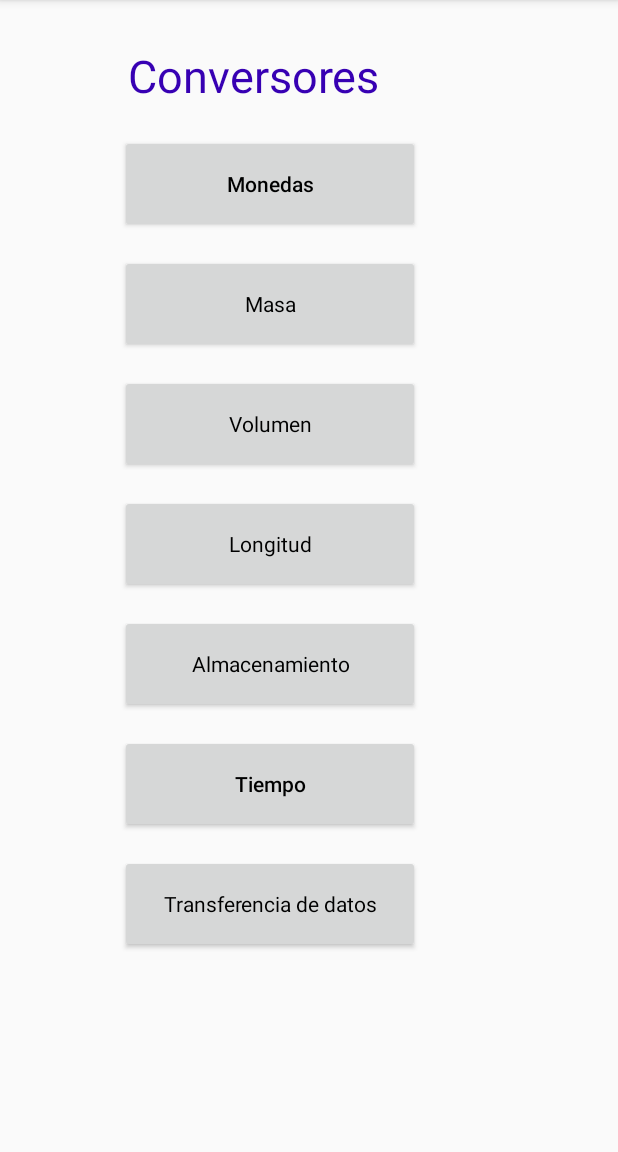
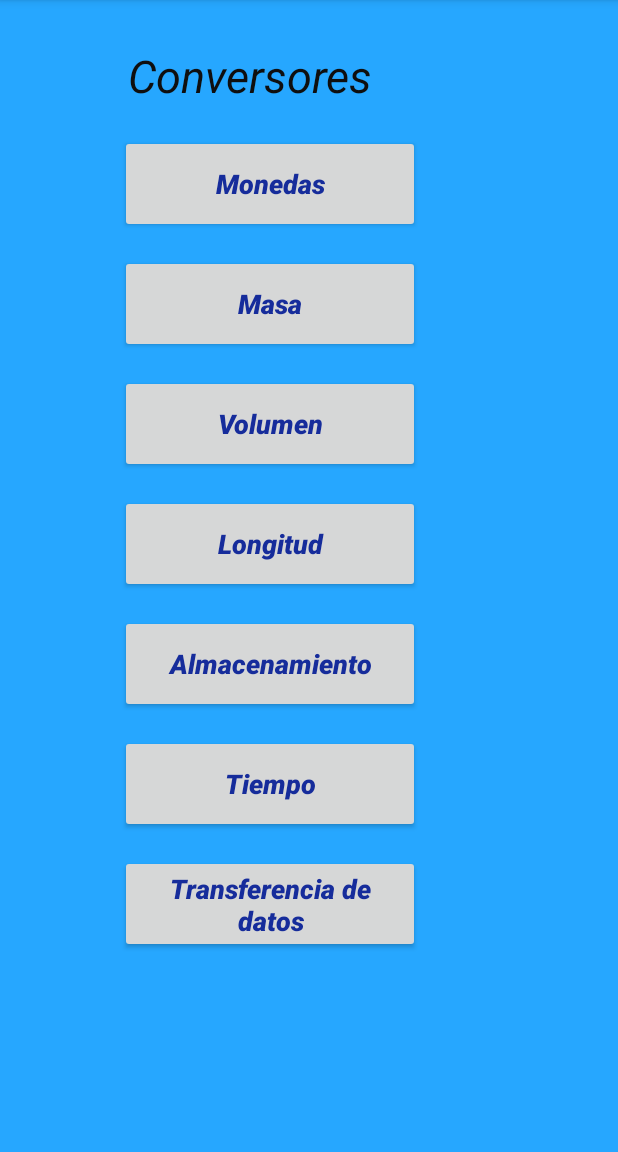
Before and after one commit to rosaorellana/Conversorees, an Android app: the screen it shows after launch (MainActivity), on a phone screen of 412 x 824 dp, the part 84-1236 px from its top. Run offline under Robolectric (Android 15) with nearby library versions, the phone set to English and light mode, and no system bars.

```diff
--- a/app/src/main/res/layout/activity_main.xml
+++ b/app/src/main/res/layout/activity_main.xml
@@ -4,6 +4,7 @@
     xmlns:tools="http://schemas.android.com/tools"
     android:layout_width="match_parent"
     android:layout_height="match_parent"
+    android:background="#26A7FF"
     tools:context=".MainActivity">
 
     <TextView
@@ -13,8 +14,10 @@
         android:layout_marginTop="30dp"
         android:fontFamily="sans-serif"
         android:text="Conversores"
-        android:textColor="#3700B3"
-        android:textSize="30dp" />
+        android:textAppearance="@style/TextAppearance.AppCompat.Medium"
+        android:textColor="#0F0F0F"
+        android:textSize="30dp"
+        android:textStyle="italic" />
 
     <Button
         android:id="@+id/btnMonedas"
@@ -23,10 +26,11 @@
         android:layout_height="65dp"
         android:layout_marginLeft="80dp"
         android:layout_marginTop="90dp"
+        android:fontFamily="sans-serif-black"
         android:text="Monedas"
-        android:textAppearance="@style/TextAppearance.AppCompat.Body2"
-        android:textColor="#000000"
-        />
+        android:textAppearance="@style/TextAppearance.AppCompat.Medium"
+        android:textColor="#162C9B"
+        android:textStyle="italic" />
 
     <Button
         android:id="@+id/btnMasa"
@@ -34,23 +38,23 @@
         android:layout_height="65dp"
         android:layout_marginLeft="80dp"
         android:layout_marginTop="170dp"
+        android:fontFamily="sans-serif-black"
         android:text="Masa"
-        android:fontFamily="sans-serif"
-        android:textColor="#000000"
-        android:textAppearance="@style/TextAppearance.AppCompat.Body2"
-        />
+        android:textAppearance="@style/TextAppearance.AppCompat.Medium"
+        android:textColor="#162C9B"
+        android:textStyle="italic" />
 
     <Button
         android:id="@+id/btnVolumen"
         android:layout_width="200dp"
         android:layout_height="65dp"
-        android:fontFamily="sans-serif"
         android:layout_marginLeft="80dp"
         android:layout_marginTop="250dp"
+        android:fontFamily="sans-serif-black"
         android:text="Volumen"
-        android:textColor="#000000"
-        android:textAppearance="@style/TextAppearance.AppCompat.Body2"
-        />
+        android:textAppearance="@style/TextAppearance.AppCompat.Medium"
+        android:textColor="#162C9B"
+        android:textStyle="italic" />
 
     <Button
         android:id="@+id/btnLongitud"
@@ -58,10 +62,11 @@
         android:layout_height="65dp"
         android:layout_marginLeft="80dp"
         android:layout_marginTop="330dp"
-        android:fontFamily="sans-serif"
+        android:fontFamily="sans-serif-black"
         android:text="Longitud"
-        android:textColor="#000000"
-        android:textAppearance="@style/TextAppearance.AppCompat.Body2" />
+        android:textAppearance="@style/TextAppearance.AppCompat.Medium"
+        android:textColor="#162C9B"
+        android:textStyle="italic" />
 
     <Button
         android:id="@+id/btnAlmacenamiento"
@@ -69,10 +74,11 @@
         android:layout_height="65dp"
         android:layout_marginLeft="80dp"
         android:layout_marginTop="410dp"
-        android:fontFamily="sans-serif"
+        android:fontFamily="sans-serif-black"
         android:text="Almacenamiento"
-        android:textColor="#000000"
-        android:textAppearance="@style/TextAppearance.AppCompat.Body2" />
+        android:textAppearance="@style/TextAppearance.AppCompat.Medium"
+        android:textColor="#162C9B"
+        android:textStyle="italic" />
 
     <Button
         android:id="@+id/btnTiempo"
@@ -80,9 +86,11 @@
         android:layout_height="65dp"
         android:layout_marginLeft="80dp"
         android:layout_marginTop="490dp"
+        android:fontFamily="sans-serif-black"
         android:text="Tiempo"
-        android:textColor="#000000"
-        android:textAppearance="@style/TextAppearance.AppCompat.Body2" />
+        android:textAppearance="@style/TextAppearance.AppCompat.Medium"
+        android:textColor="#162C9B"
+        android:textStyle="italic" />
 
     <Button
         android:id="@+id/btnTransdatos"
@@ -90,9 +98,10 @@
         android:layout_height="65dp"
         android:layout_marginLeft="80dp"
         android:layout_marginTop="570dp"
-        android:fontFamily="sans-serif"
+        android:fontFamily="sans-serif-black"
         android:text="Transferencia de datos"
-        android:textColor="#000000"
-        android:textAppearance="@style/TextAppearance.AppCompat.Body2"/>
+        android:textAppearance="@style/TextAppearance.AppCompat.Medium"
+        android:textColor="#162C9B"
+        android:textStyle="italic" />
 
 </RelativeLayout>
```
Also changed, not shown: app/src/main/java/com/example/conversorees/Almacenamiento.java (+24 -0 lines), app/src/main/java/com/example/conversorees/Longitud.java (+23 -0 lines), app/src/main/java/com/example/conversorees/Masa.java (+23 -0 lines), app/src/main/java/com/example/conversorees/Transdatos.java (+24 -0 lines).
